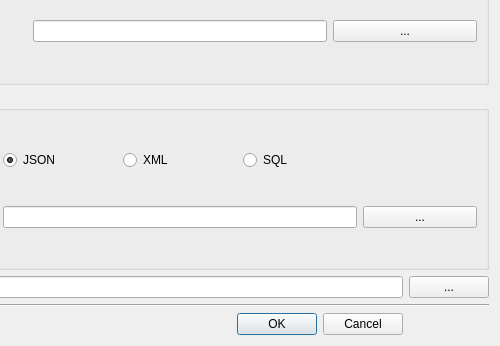
First picture: the form in source/annotator/source/newprojectdialog.ui, repository annotatorproject/annotator, before the edit; both pictures show x 140 to 640 and y 134 to 480 of the 640 by 480 pixel window.
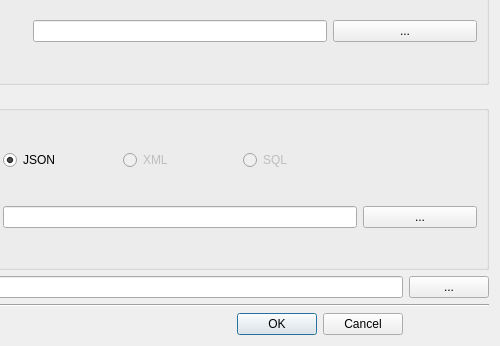
Second picture: the form after the edit.

Commit message: disable sql and xml option

The edit to the form file:
```diff
--- a/source/annotator/source/newprojectdialog.ui
+++ b/source/annotator/source/newprojectdialog.ui
@@ -39,6 +39,9 @@
       </item>
       <item row="0" column="3">
        <widget class="QRadioButton" name="sqlRadioButton">
+        <property name="enabled">
+         <bool>false</bool>
+        </property>
         <property name="text">
          <string>SQL</string>
         </property>
@@ -46,6 +49,9 @@
       </item>
       <item row="0" column="2">
        <widget class="QRadioButton" name="xmlRadioButton">
+        <property name="enabled">
+         <bool>false</bool>
+        </property>
         <property name="text">
          <string>XML</string>
         </property>
```
